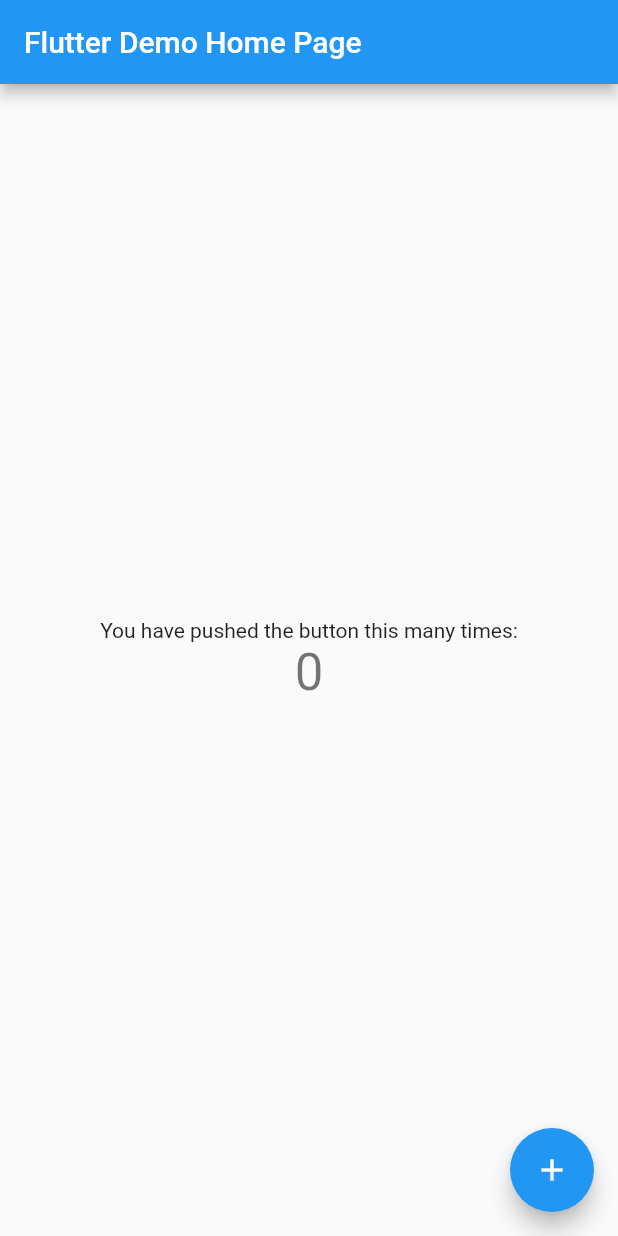
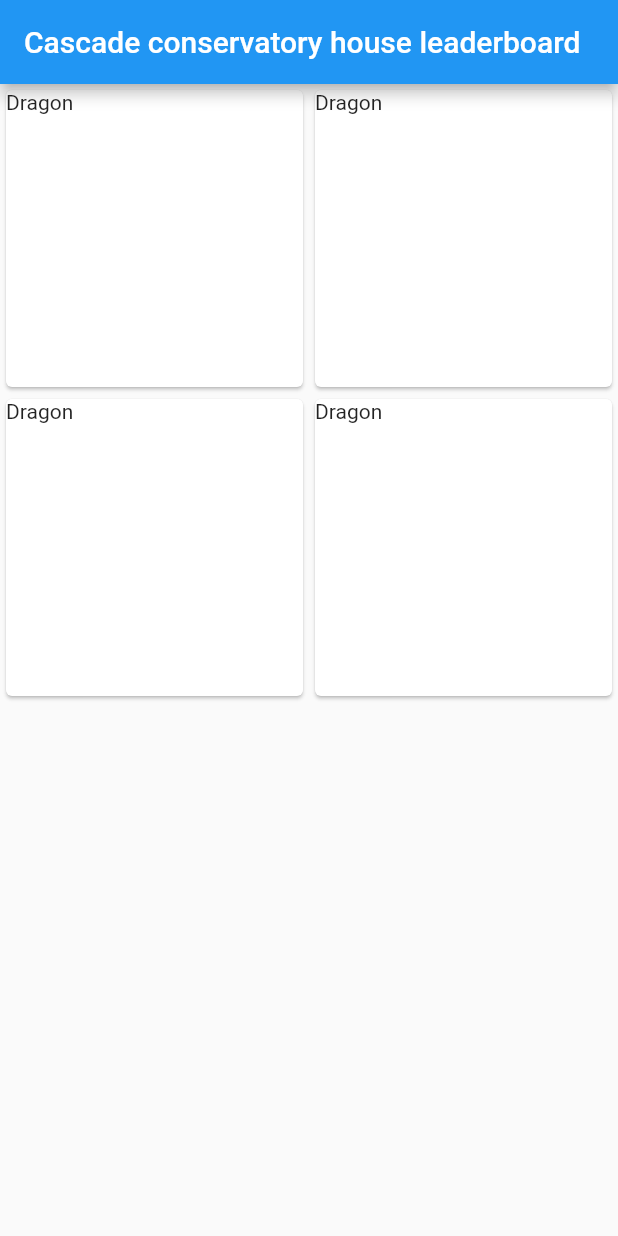
Before and after one commit to prolificcoder/house_stats, a Flutter app: the screen it shows after launch, on a phone screen of 412 x 824 dp. Run offline on Flutter 3.47's test engine with Material 2 defaults, Android fonts, the phone set to English and light mode, and no system bars.

Commit message:
adding gridview and remove template stuff"

```diff
--- a/lib/main.dart
+++ b/lib/main.dart
@@ -1,115 +1,51 @@
 import 'package:flutter/material.dart';
 
 void main() {
-  runApp(const MyApp());
+  runApp(const HouseStatsApp());
 }
 
-class MyApp extends StatelessWidget {
-  const MyApp({Key? key}) : super(key: key);
+class HouseStatsApp extends StatelessWidget {
+  const HouseStatsApp({Key? key}) : super(key: key);
 
   // This widget is the root of your application.
   @override
   Widget build(BuildContext context) {
     return MaterialApp(
-      title: 'Flutter Demo',
+      title: 'House leaderboard',
       theme: ThemeData(
-        // This is the theme of your application.
-        //
-        // Try running your application with "flutter run". You'll see the
-        // application has a blue toolbar. Then, without quitting the app, try
-        // changing the primarySwatch below to Colors.green and then invoke
-        // "hot reload" (press "r" in the console where you ran "flutter run",
-        // or simply save your changes to "hot reload" in a Flutter IDE).
-        // Notice that the counter didn't reset back to zero; the application
-        // is not restarted.
         primarySwatch: Colors.blue,
       ),
-      home: const MyHomePage(title: 'Flutter Demo Home Page'),
+      home: const HouseLeaderboard(
+          title: 'Cascade conservatory house leaderboard'),
     );
   }
 }
 
-class MyHomePage extends StatefulWidget {
-  const MyHomePage({Key? key, required this.title}) : super(key: key);
-
-  // This widget is the home page of your application. It is stateful, meaning
-  // that it has a State object (defined below) that contains fields that affect
-  // how it looks.
-
-  // This class is the configuration for the state. It holds the values (in this
-  // case the title) provided by the parent (in this case the App widget) and
-  // used by the build method of the State. Fields in a Widget subclass are
-  // always marked "final".
-
+class HouseLeaderboard extends StatefulWidget {
+  const HouseLeaderboard({Key? key, required this.title}) : super(key: key);
   final String title;
-
   @override
-  State<MyHomePage> createState() => _MyHomePageState();
+  State<HouseLeaderboard> createState() => _HouseLeaderboardState();
 }
 
-class _MyHomePageState extends State<MyHomePage> {
-  int _counter = 0;
-
-  void _incrementCounter() {
-    setState(() {
-      // This call to setState tells the Flutter framework that something has
-      // changed in this State, which causes it to rerun the build method below
-      // so that the display can reflect the updated values. If we changed
-      // _counter without calling setState(), then the build method would not be
-      // called again, and so nothing would appear to happen.
-      _counter++;
-    });
-  }
-
+class _HouseLeaderboardState extends State<HouseLeaderboard> {
   @override
   Widget build(BuildContext context) {
-    // This method is rerun every time setState is called, for instance as done
-    // by the _incrementCounter method above.
-    //
-    // The Flutter framework has been optimized to make rerunning build methods
-    // fast, so that you can just rebuild anything that needs updating rather
-    // than having to individually change instances of widgets.
     return Scaffold(
       appBar: AppBar(
-        // Here we take the value from the MyHomePage object that was created by
-        // the App.build method, and use it to set our appbar title.
         title: Text(widget.title),
       ),
       body: Center(
-        // Center is a layout widget. It takes a single child and positions it
-        // in the middle of the parent.
-        child: Column(
-          // Column is also a layout widget. It takes a list of children and
-          // arranges them vertically. By default, it sizes itself to fit its
-          // children horizontally, and tries to be as tall as its parent.
-          //
-          // Invoke "debug painting" (press "p" in the console, choose the
-          // "Toggle Debug Paint" action from the Flutter Inspector in Android
-          // Studio, or the "Toggle Debug Paint" command in Visual Studio Code)
-          // to see the wireframe for each widget.
-          //
-          // Column has various properties to control how it sizes itself and
-          // how it positions its children. Here we use mainAxisAlignment to
-          // center the children vertically; the main axis here is the vertical
-          // axis because Columns are vertical (the cross axis would be
-          // horizontal).
-          mainAxisAlignment: MainAxisAlignment.center,
-          children: <Widget>[
-            const Text(
-              'You have pushed the button this many times:',
-            ),
-            Text(
-              '$_counter',
-              style: Theme.of(context).textTheme.headline4,
-            ),
+        child: GridView.count(
+          crossAxisCount: 2,
+          children: const <Widget>[
+            Card(child: Text('Dragon')),
+            Card(child: Text('Dragon')),
+            Card(child: Text('Dragon')),
+            Card(child: Text('Dragon')),
           ],
         ),
       ),
-      floatingActionButton: FloatingActionButton(
-        onPressed: _incrementCounter,
-        tooltip: 'Increment',
-        child: const Icon(Icons.add),
-      ), // This trailing comma makes auto-formatting nicer for build methods.
     );
   }
 }
```
Also changed, not shown: 1 other file.
